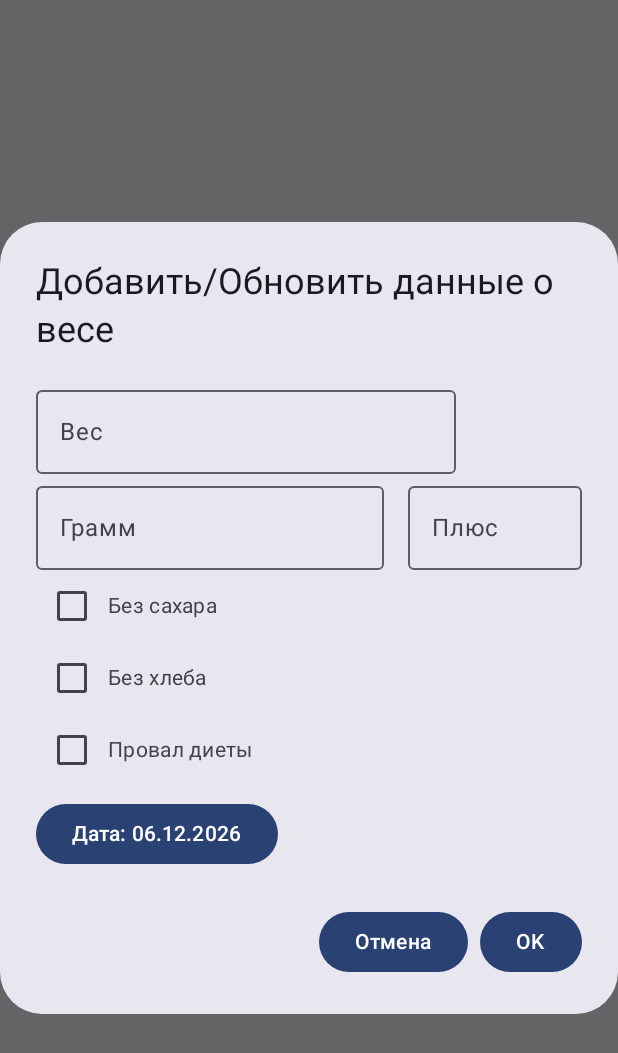
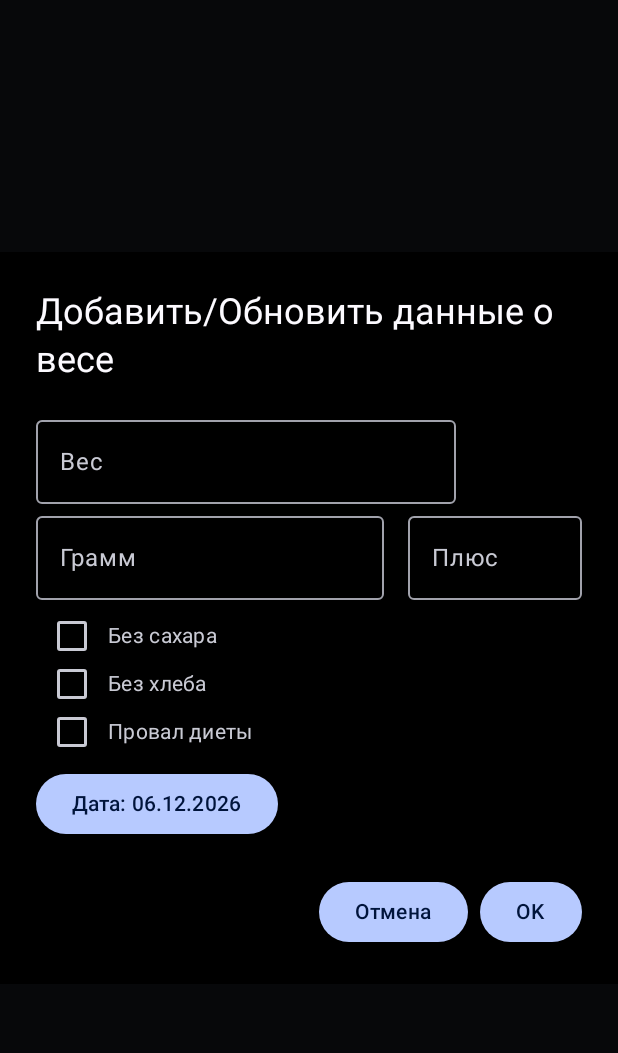
Before and after one commit to dmitrysukhov96/WeightTracker, an Android app built with Jetpack Compose: the composable AddWeightDialog shown on its own in the app's theme, on a phone screen of 412 x 824 dp. Shown: the top 1053 px of the screen. Run offline under Robolectric (Android 15) with nearby library versions, the phone set to English and light mode, and no system bars.

Commit message:
design changes 2

```diff
--- a/app/src/main/java/com/dmitrysukhov/weighttracker/Dialog.kt
+++ b/app/src/main/java/com/dmitrysukhov/weighttracker/Dialog.kt
@@ -19,6 +19,7 @@ import androidx.compose.runtime.saveable.rememberSaveable
 import androidx.compose.runtime.setValue
 import androidx.compose.ui.Alignment
 import androidx.compose.ui.Modifier
+import androidx.compose.ui.graphics.Color
 import androidx.compose.ui.platform.LocalContext
 import androidx.compose.ui.text.input.KeyboardType
 import androidx.compose.ui.unit.dp
@@ -50,7 +51,7 @@ fun AddWeightDialog(
         onDateSelected = { selectedDate = it; showDatePicker = false }
     )
     AlertDialog(
-        onDismissRequest = onDismiss,
+        onDismissRequest = onDismiss, containerColor = Color.Black,
         title = { Text("Добавить/Обновить данные о весе") },
         text = {
             Column {
@@ -73,15 +74,16 @@ fun AddWeightDialog(
                         modifier = Modifier.weight(1F)
                     )
                 }
-                Row(verticalAlignment = Alignment.CenterVertically) {
+                Spacer(Modifier.height(8.dp))
+                Row(verticalAlignment = Alignment.CenterVertically, modifier = Modifier.height(32.dp)) {
                     Checkbox(checked = noSugar, onCheckedChange = { noSugar = it })
                     Text("Без сахара")
                 }
-                Row(verticalAlignment = Alignment.CenterVertically) {
+                Row(verticalAlignment = Alignment.CenterVertically, modifier = Modifier.height(32.dp)) {
                     Checkbox(checked = noBread, onCheckedChange = { noBread = it })
                     Text("Без хлеба")
                 }
-                Row(verticalAlignment = Alignment.CenterVertically) {
+                Row(verticalAlignment = Alignment.CenterVertically, modifier = Modifier.height(32.dp)) {
                     Checkbox(checked = failedDiet, onCheckedChange = { failedDiet = it })
                     Text("Провал диеты")
                 }
@@ -120,6 +122,7 @@ fun DatePicker(initialDate: LocalDate, onDateSelected: (LocalDate) -> Unit) {
     LaunchedEffect(context) {
         val datePickerDialog = DatePickerDialog(
             context,
+            android.R.style.Theme_DeviceDefault_Dialog,  // Здесь можно указать кастомную тему
             { _, year, month, day ->
                 val newDate = LocalDate(year, month + 1, day)
                 onDateSelected(newDate)
@@ -154,7 +157,7 @@ fun WeightGoalDialog(context: Context, onDismiss: () -> Unit) {
     }
 
     AlertDialog(
-        onDismissRequest = onDismiss,
+        onDismissRequest = onDismiss, containerColor = Color.Black,
         title = { Text("Установка цели") },
         text = {
             Column {
@@ -211,7 +214,7 @@ fun AddFoodDialog(viewModel: WeightViewModel, onDismiss: () -> Unit) {
     var foodGrams by rememberSaveable { mutableStateOf("") }
 
     AlertDialog(
-        onDismissRequest = onDismiss,
+        onDismissRequest = onDismiss, containerColor = Color.Black,
         title = { Text("Добавить еду") },
         text = {
             Column {
--- a/app/src/main/java/com/dmitrysukhov/weighttracker/ui/theme/Theme.kt
+++ b/app/src/main/java/com/dmitrysukhov/weighttracker/ui/theme/Theme.kt
@@ -1,8 +1,6 @@
 package com.dmitrysukhov.weighttracker.ui.theme
 
-import android.app.Activity
 import android.os.Build
-import androidx.compose.foundation.isSystemInDarkTheme
 import androidx.compose.material3.MaterialTheme
 import androidx.compose.material3.darkColorScheme
 import androidx.compose.material3.dynamicDarkColorScheme
@@ -21,24 +19,11 @@ private val LightColorScheme = lightColorScheme(
     primary = Purple40,
     secondary = PurpleGrey40,
     tertiary = Pink40
-
-    /* Other default colors to override
-    background = Color(0xFFFFFBFE),
-    surface = Color(0xFFFFFBFE),
-    onPrimary = Color.White,
-    onSecondary = Color.White,
-    onTertiary = Color.White,
-    onBackground = Color(0xFF1C1B1F),
-    onSurface = Color(0xFF1C1B1F),
-    */
 )
 
 @Composable
 fun WeightTrackerTheme(
-    darkTheme: Boolean = isSystemInDarkTheme(),
-    // Dynamic color is available on Android 12+
-    dynamicColor: Boolean = true,
-    content: @Composable () -> Unit
+    darkTheme: Boolean = true, dynamicColor: Boolean = true, content: @Composable () -> Unit
 ) {
     val colorScheme = when {
         dynamicColor && Build.VERSION.SDK_INT >= Build.VERSION_CODES.S -> {
@@ -50,9 +35,5 @@ fun WeightTrackerTheme(
         else -> LightColorScheme
     }
 
-    MaterialTheme(
-        colorScheme = colorScheme,
-        typography = Typography,
-        content = content
-    )
+    MaterialTheme(colorScheme = colorScheme, typography = Typography, content = content)
 }
--- a/app/src/main/res/values/themes.xml
+++ b/app/src/main/res/values/themes.xml
@@ -1,5 +1,8 @@
 <?xml version="1.0" encoding="utf-8"?>
 <resources>
 
-    <style name="Theme.WeightTracker" parent="android:Theme.Material.Light.NoActionBar" />
+    <style name="Theme.WeightTracker" parent="android:Theme.Material.Light.NoActionBar">
+        <item name="android:background">@android:color/black</item>
+        <item name="android:textColorPrimary">@android:color/white</item>
+    </style>
 </resources>
```
Also changed, not shown: app/src/main/java/com/dmitrysukhov/weighttracker/MonthView.kt (+11 -11 lines), app/src/main/java/com/dmitrysukhov/weighttracker/ui/theme/Color.kt (+6 -6 lines).
